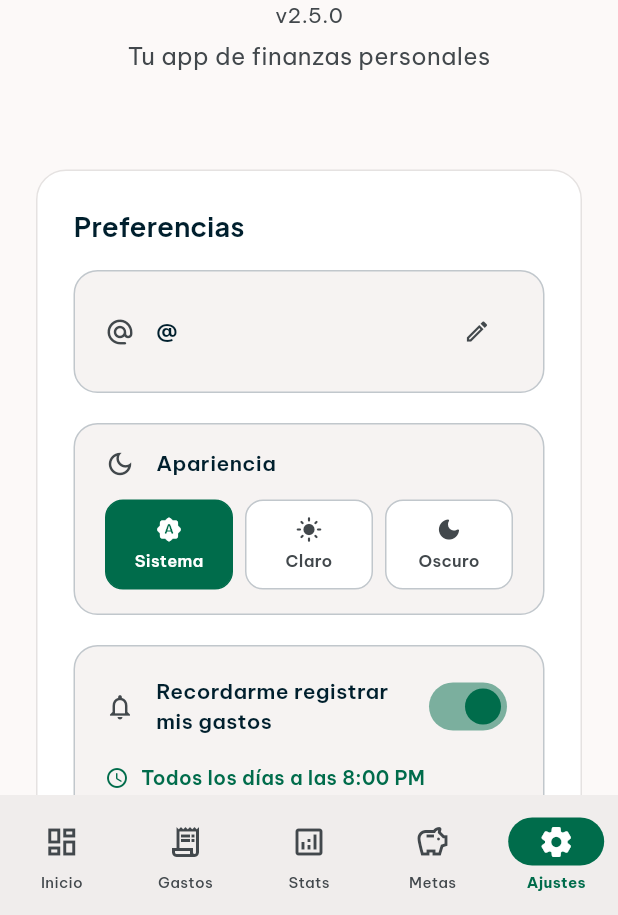
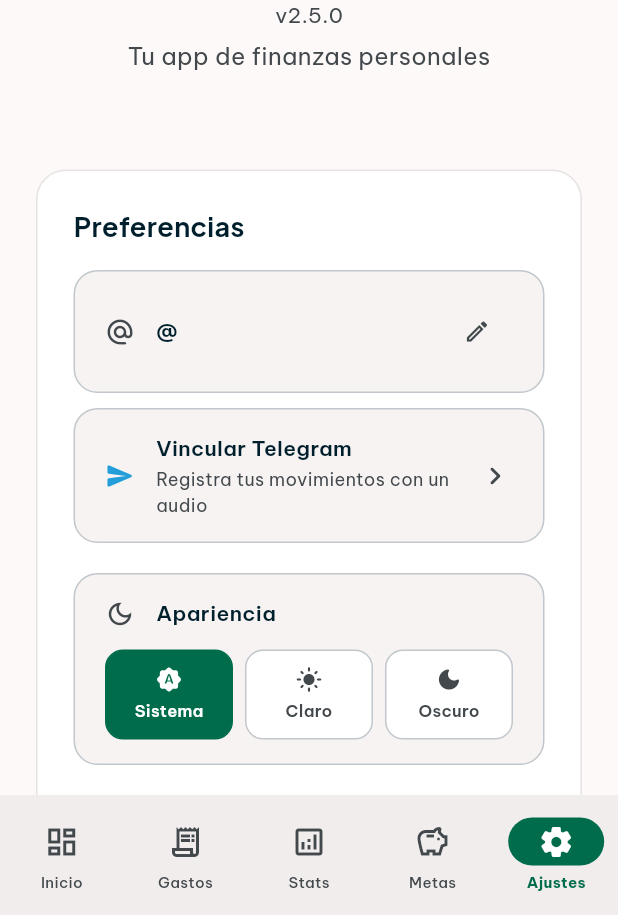
Before and after one commit to Ericknvp/monedo, a Flutter app: the screen it shows once a user with an empty profile is signed in, item 5 of the bottom bar chosen, on a phone screen of 412 x 824 dp, the part 321-1236 px from its top. Run offline on Flutter 3.47's test engine with Material 3 defaults, Android fonts, the phone set to English and light mode, and no system bars; our stand-ins replace cloud_firestore, firebase_auth, firebase_core, fl_chart, flutter_local_notifications, font_awesome_flutter and 8 more; missing offline and left inert: dart:html, excel, tutorial_coach_mark; accounts and stored records are empty.

Commit message:
Integro la tarjeta de Telegram en la seccion de preferencias
Aparece en Ajustes (movil) y en Preferencias (escritorio), junto al resto de las opciones de cuenta.

```diff
--- a/lib/widgets/preferences_section.dart
+++ b/lib/widgets/preferences_section.dart
@@ -15,6 +15,7 @@ import 'currency_picker.dart';
 import 'app_text_field.dart';
 import 'app_toast.dart';
 import 'change_password_dialog.dart';
+import 'telegram_link_section.dart';
 
 /// Contenido de preferencias del usuario: moneda activa y acceso a sus
 /// categorías personalizadas. Se reutiliza tanto dentro de "Ajustes"
@@ -264,6 +265,8 @@ class _PreferencesSectionState extends State<PreferencesSection> {
             ),
           ),
         ],
+        const SizedBox(height: 10),
+        const TelegramLinkSection(),
         const SizedBox(height: 20),
         _appearanceSection(),
         if (!kIsWeb) ...[
```
